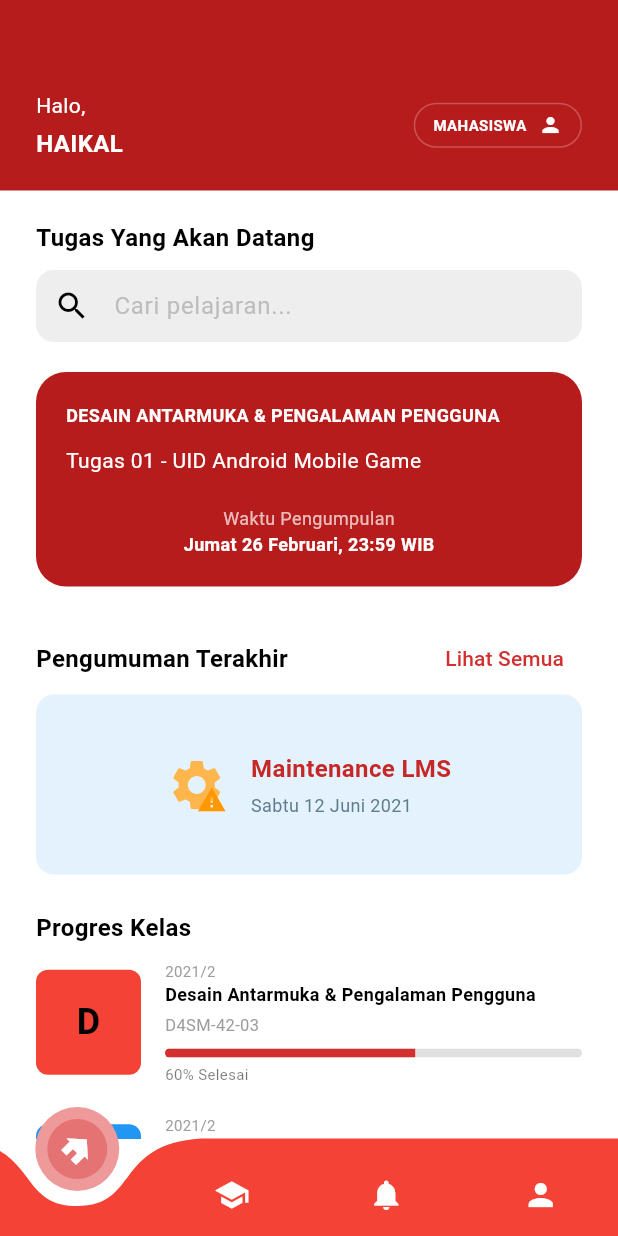
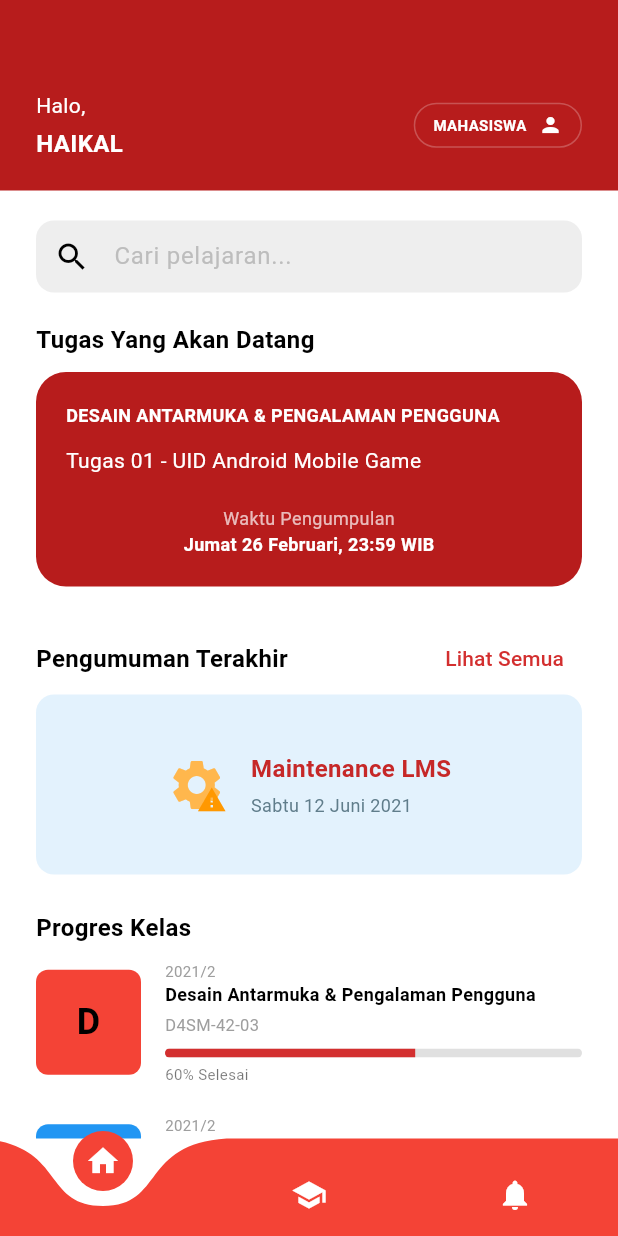
Before and after one commit to HaikalAbdillah/learning-management-system, a Flutter app: the MainNavigation screen opened by its route, on a phone screen of 412 x 824 dp. Run offline on Flutter 3.47's test engine with Material 3 defaults, Android fonts, the phone set to English and light mode, and no system bars; drawn by our look-alikes of curved_navigation_bar.

Commit message:
menambah fitur-fitur

```diff
--- a/lib/config/routes.dart
+++ b/lib/config/routes.dart
@@ -10,6 +10,8 @@
 import '../features/learning/quiz_detail_screen.dart';
 import '../features/learning/quiz_play_screen.dart';
 import '../features/home/announcement_screen.dart';
+import '../features/home/announcement_list_screen.dart';
+import '../features/profile/profile_screen.dart';
 
 class AppRoutes {
   static const String splash = '/';
@@ -24,6 +26,8 @@
   static const String quizPlay = '/quiz-play';
   static const String quizResult = '/quiz-result';
   static const String announcementDetail = '/announcement-detail';
+  static const String announcementList = '/announcement-list';
+  static const String profile = '/profile';
 
   static Route<dynamic> onGenerateRoute(RouteSettings settings) {
     switch (settings.name) {
@@ -64,6 +68,10 @@
         );
       case announcementDetail:
         return MaterialPageRoute(builder: (_) => const AnnouncementScreen());
+      case announcementList:
+        return MaterialPageRoute(builder: (_) => const AnnouncementListScreen());
+      case profile:
+        return MaterialPageRoute(builder: (_) => const ProfileScreen());
       default:
         return MaterialPageRoute(
           builder: (_) => Scaffold(
--- a/lib/features/home/home_screen.dart
+++ b/lib/features/home/home_screen.dart
@@ -12,25 +12,11 @@
         crossAxisAlignment: CrossAxisAlignment.start,
         children: [
           // Header Section
-          _buildHeader(),
+          _buildHeader(context),
 
           const SizedBox(height: 20),
 
           // Search Field
-          const Padding(
-            padding: EdgeInsets.symmetric(horizontal: 24),
-            child: Text(
-              "Tugas Yang Akan Datang",
-              style: TextStyle(fontWeight: FontWeight.bold, fontSize: 16),
-            ),
-          ),
-          const SizedBox(height: 10),
-
-          // Search Field (Moved down or kept? The prompt said "retain search",
-          // but image shows "Tugas" right after header.
-          // I will put Search first as typical in apps, or maybe below header inside a container.
-          // Re-reading prompt: "pertahahkan cari pelajaran".
-          // I'll place Search between Header and Tugas for standard usability.)
           Padding(
             padding: const EdgeInsets.symmetric(horizontal: 24),
             child: TextField(
@@ -50,6 +36,17 @@
 
           const SizedBox(height: 20),
 
+          // Upcoming Tasks Text
+          const Padding(
+            padding: EdgeInsets.symmetric(horizontal: 24),
+            child: Text(
+              "Tugas Yang Akan Datang",
+              style: TextStyle(fontWeight: FontWeight.bold, fontSize: 16),
+            ),
+          ),
+
+          const SizedBox(height: 10),
+
           // Upcoming Task Card
           Padding(
             padding: const EdgeInsets.symmetric(horizontal: 24),
@@ -68,7 +65,12 @@
                   'Pengumuman Terakhir',
                   style: TextStyle(fontSize: 16, fontWeight: FontWeight.bold),
                 ),
-                TextButton(onPressed: () {}, child: const Text("Lihat Semua")),
+                TextButton(
+                  onPressed: () {
+                    Navigator.pushNamed(context, '/announcement-list');
+                  },
+                  child: const Text("Lihat Semua"),
+                ),
               ],
             ),
           ),
@@ -131,15 +133,22 @@
             shrinkWrap: true,
             physics: const NeverScrollableScrollPhysics(),
             padding: const EdgeInsets.symmetric(horizontal: 24, vertical: 10),
-            itemCount: ClassRepository.classes.expand((c) => c['materi'] as List).take(3).length,
+            itemCount: ClassRepository.classes
+                .expand((c) => c['materi'] as List)
+                .take(3)
+                .length,
             itemBuilder: (context, index) {
               // Flatten all materials from all classes to show "Recent"
               // In a real app this would be sorted by date
               final allMaterials = ClassRepository.classes
-                  .expand((c) => (c['materi'] as List).map((m) => {
+                  .expand(
+                    (c) => (c['materi'] as List).map(
+                      (m) => {
                         ...m as Map<String, dynamic>,
                         'courseName': c['title'], // Add course name context
-                      }))
+                      },
+                    ),
+                  )
                   .toList();
 
               final material = allMaterials[index];
@@ -174,7 +183,10 @@
                   ),
                   title: Text(
                     material['title'],
-                    style: const TextStyle(fontWeight: FontWeight.bold, fontSize: 14),
+                    style: const TextStyle(
+                      fontWeight: FontWeight.bold,
+                      fontSize: 14,
+                    ),
                     maxLines: 1,
                     overflow: TextOverflow.ellipsis,
                   ),
@@ -195,7 +207,7 @@
     );
   }
 
-  Widget _buildHeader() {
+  Widget _buildHeader(BuildContext context) {
     return Container(
       padding: const EdgeInsets.fromLTRB(24, 60, 24, 20),
       decoration: const BoxDecoration(
@@ -228,7 +240,11 @@
               ),
             ],
           ),
-          Container(
+          InkWell(
+            onTap: () {
+              Navigator.pushNamed(context, '/profile');
+            },
+            child: Container(
               padding: const EdgeInsets.symmetric(horizontal: 12, vertical: 6),
               decoration: BoxDecoration(
                 color: Colors.red[900],
@@ -248,6 +264,7 @@
                   SizedBox(width: 8),
                   Icon(Icons.person, color: Colors.white, size: 16),
                 ],
+              ),
             ),
           ),
         ],
@@ -348,10 +365,7 @@
                   SizedBox(height: 4),
                   Text(
                     "Sabtu 12 Juni 2021",
-                    style: TextStyle(
-                      color: Colors.blueGrey,
-                      fontSize: 12,
-                    ),
+                    style: TextStyle(color: Colors.blueGrey, fontSize: 12),
                   ),
                 ],
               ),
--- a/lib/features/home/main_navigation.dart
+++ b/lib/features/home/main_navigation.dart
@@ -3,7 +3,6 @@
 import 'home_screen.dart';
 import '../courses/my_classes_screen.dart';
 import '../notifications/notification_screen.dart';
-import '../profile/profile_screen.dart';
 
 class MainNavigation extends StatefulWidget {
   const MainNavigation({super.key});
@@ -12,77 +11,70 @@
   State<MainNavigation> createState() => _MainNavigationState();
 }
 
-class _MainNavigationState extends State<MainNavigation> {
+class _MainNavigationState extends State<MainNavigation>
+    with TickerProviderStateMixin {
   int _currentIndex = 0;
-  int? _pressedIndex;
 
-  final List<Widget> _screens = const [
-    HomeScreen(),
-    MyClassesScreen(),
-    NotificationScreen(),
-    ProfileScreen(),
+  late List<AnimationController> _controllers;
+
+  final List<Widget> _pages = [
+    const HomeScreen(),
+    const MyClassesScreen(),
+    const NotificationScreen(),
   ];
 
-  Widget _buildAnimatedIcon(IconData icon, int index) {
-    final isActive = _currentIndex == index;
-    final isPressed = _pressedIndex == index;
-    return AnimatedContainer(
-      duration: const Duration(milliseconds: 200),
-      curve: Curves.elasticOut,
-      padding: const EdgeInsets.all(8),
-      decoration: BoxDecoration(
-        color: isActive ? Colors.red.shade300 : Colors.red,
-        shape: BoxShape.circle,
-      ),
-      child: Transform.rotate(
-        angle: isActive ? 0.785 : 0, // 45 degrees when active
-        child: Transform.scale(
-          scale: isPressed ? 1.3 : 1.0,
-          child: Icon(icon, color: Colors.white, size: 24),
-        ),
+  final List<IconData> _icons = [Icons.home, Icons.school, Icons.notifications];
+
+  @override
+  void initState() {
+    super.initState();
+    _controllers = List.generate(
+      3,
+      (index) => AnimationController(
+        vsync: this,
+        duration: const Duration(milliseconds: 300),
+        value: index == 0 ? -0.125 : 0.0,
       ),
     );
   }
 
-  void _onIconPressed(int index) {
-    // Set pressed state
-    setState(() {
-      _pressedIndex = index;
-    });
-
-    // Reset after animation completes
-    Future.delayed(const Duration(milliseconds: 300), () {
-      if (mounted && _pressedIndex == index) {
-        setState(() {
-          _pressedIndex = null;
-        });
-      }
-    });
+  @override
+  void dispose() {
+    for (var controller in _controllers) {
+      controller.dispose();
+    }
+    super.dispose();
   }
 
   @override
   Widget build(BuildContext context) {
     return Scaffold(
-      body: IndexedStack(index: _currentIndex, children: _screens),
+      body: _pages.isEmpty
+          ? const SizedBox()
+          : IndexedStack(
+              index: _currentIndex.clamp(0, _pages.length - 1),
+              children: _pages,
+            ),
       bottomNavigationBar: CurvedNavigationBar(
-        index: _currentIndex,
+        index: _currentIndex.clamp(0, _icons.length - 1),
         height: 65,
         color: Colors.red,
-        backgroundColor: Colors.transparent,
-        buttonBackgroundColor: Colors.red.shade200,
-        animationDuration: Duration(milliseconds: 300),
-        animationCurve: Curves.easeInOut,
-        items: [
-          _buildAnimatedIcon(Icons.home, 0),
-          _buildAnimatedIcon(Icons.school, 1),
-          _buildAnimatedIcon(Icons.notifications, 2),
-          _buildAnimatedIcon(Icons.person, 3),
-        ],
+        backgroundColor: Colors.white,
+        items: List.generate(
+          _icons.length,
+          (index) => RotationTransition(
+            turns: _controllers[index],
+            child: Icon(_icons[index], color: Colors.white),
+          ),
+        ),
         onTap: (index) {
-          setState(() {
-            _currentIndex = index;
-          });
-          _onIconPressed(index);
+          if (index != _currentIndex && index >= 0 && index < _icons.length) {
+            _controllers[_currentIndex].animateTo(0.0);
+            _controllers[index].animateTo(-0.125);
+            setState(() {
+              _currentIndex = index;
+            });
+          }
         },
       ),
     );
```
Also changed, not shown: lib/features/courses/my_classes_screen.dart (+24 -0 lines), lib/features/home/announcement_list_screen.dart (added, +91 -0 lines), lib/features/learning/class_detail_screen.dart (+6 -10 lines), lib/features/learning/quiz_play_screen.dart (+6 -1 lines), lib/features/notifications/notification_screen.dart (+28 -6 lines), lib/features/profile/profile_screen.dart (+4 -8 lines), 1 other file. Lines whose indentation alone changed are shown as unchanged.
